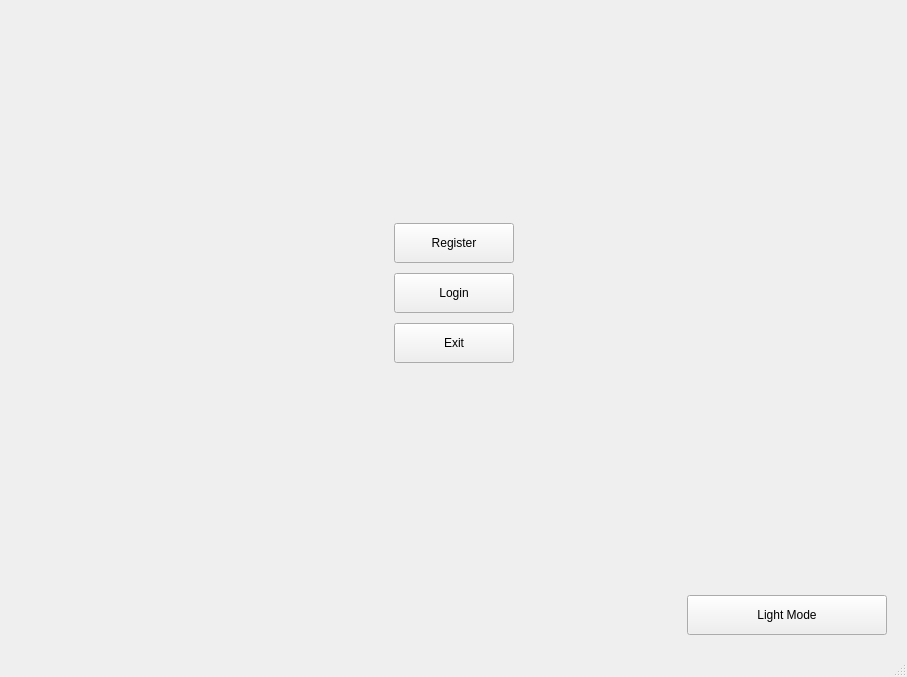
This is mainwindow.ui in LaggyJet/NetworkApp as Qt 5 draws it before an edit. The edited form follows.
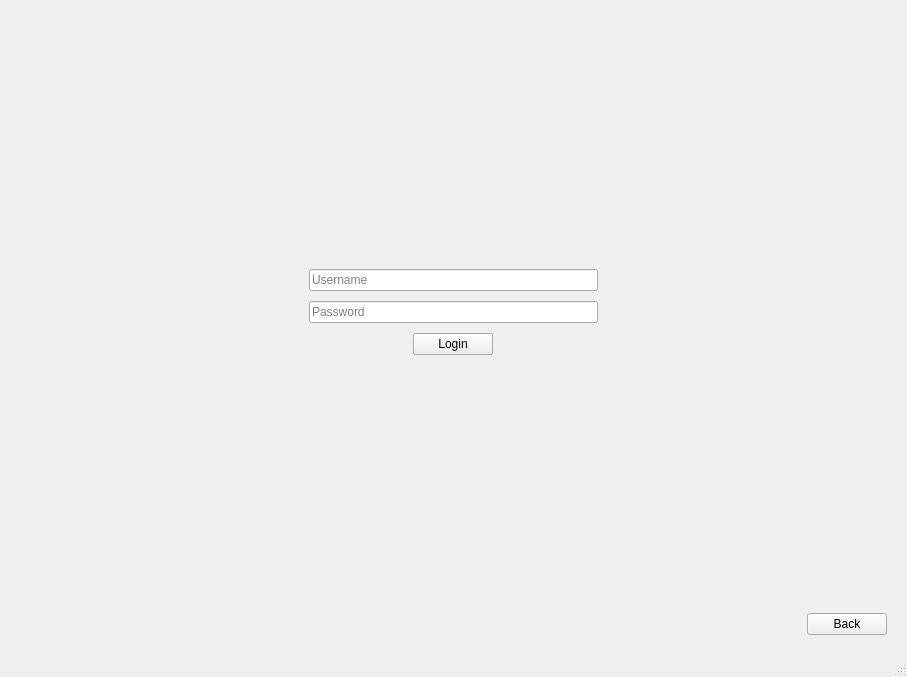
This is the edited form. The open tabs and pages were chosen to show the change.

Patch:
```diff
--- a/mainwindow.ui
+++ b/mainwindow.ui
@@ -38,6 +38,31 @@
                     <verstretch>1</verstretch>
                 </sizepolicy>
             </property>
+   <layout class="QVBoxLayout" name="centralLayout">
+    <property name="spacing">
+     <number>10</number>
+    </property>
+    <property name="margin" stdset="0">
+     <number>10</number>
+    </property>
+    <item>
+     <widget class="QStackedWidget" name="stackedWidget">
+      <property name="sizePolicy">
+       <sizepolicy hsizetype="Expanding" vsizetype="Expanding">
+        <horstretch>1</horstretch>
+        <verstretch>1</verstretch>
+       </sizepolicy>
+      </property>
+      <property name="currentIndex">
+       <number>0</number>
+      </property>
+      <widget class="QWidget" name="mainPage">
+       <property name="sizePolicy">
+        <sizepolicy hsizetype="Expanding" vsizetype="Expanding">
+         <horstretch>1</horstretch>
+         <verstretch>1</verstretch>
+        </sizepolicy>
+       </property>
             <layout class="QVBoxLayout" name="mainLayout">
                 <property name="spacing">
                     <number>10</number>
@@ -64,7 +89,7 @@
                             <number>0</number>
                         </property>
                         <item>
-                            <widget class="QWidget" name="leftSpacer" native="true">
+           <widget class="QWidget" name="mainLeftSpacer" native="true">
                                 <property name="sizePolicy">
                                     <sizepolicy hsizetype="Expanding" vsizetype="Expanding">
                                         <horstretch>1</horstretch>
@@ -74,7 +99,7 @@
                             </widget>
                         </item>
                         <item>
-                            <layout class="QVBoxLayout" name="buttonLayout">
+           <layout class="QVBoxLayout" name="mainButtons">
                                 <property name="spacing">
                                     <number>10</number>
                                 </property>
@@ -82,7 +107,7 @@
                                     <number>0</number>
                                 </property>
                                 <item>
-                                    <widget class="QPushButton" name="registerButton">
+             <widget class="QPushButton" name="mainRegisterButton">
                                         <property name="sizePolicy">
                                             <sizepolicy hsizetype="Expanding" vsizetype="Fixed">
                                                 <horstretch>1</horstretch>
@@ -101,7 +126,7 @@
                                     </widget>
                                 </item>
                                 <item>
-                                    <widget class="QPushButton" name="loginButton">
+             <widget class="QPushButton" name="mainLoginButton">
                                         <property name="sizePolicy">
                                             <sizepolicy hsizetype="Expanding" vsizetype="Fixed">
                                                 <horstretch>1</horstretch>
@@ -163,7 +188,7 @@
                     </widget>
                 </item>
                 <item>
-                    <layout class="QHBoxLayout" name="bottomLayout">
+         <layout class="QHBoxLayout" name="mainBottomLayout">
                         <property name="spacing">
                             <number>10</number>
                         </property>
@@ -203,6 +228,230 @@
                 </item>
             </layout>
         </widget>
+      <widget class="QWidget" name="regLogPage">
+       <property name="sizePolicy">
+        <sizepolicy hsizetype="Expanding" vsizetype="Expanding">
+         <horstretch>1</horstretch>
+         <verstretch>1</verstretch>
+        </sizepolicy>
+       </property>
+       <layout class="QVBoxLayout" name="mainLayout">
+        <property name="spacing">
+         <number>10</number>
+        </property>
+        <property name="margin" stdset="0">
+         <number>10</number>
+        </property>
+        <item>
+         <spacer name="topSpacer">
+          <property name="orientation">
+           <enum>Qt::Orientation::Vertical</enum>
+          </property>
+          <property name="sizeHint" stdset="0">
+           <size>
+            <width>20</width>
+            <height>1</height>
+           </size>
+          </property>
+         </spacer>
+        </item>
+        <item>
+         <layout class="QVBoxLayout" name="centerLayout">
+          <property name="spacing">
+           <number>10</number>
+          </property>
+          <property name="margin" stdset="0">
+           <number>0</number>
+          </property>
+          <item>
+           <spacer name="verticalSpacerBeforeFields">
+            <property name="orientation">
+             <enum>Qt::Orientation::Vertical</enum>
+            </property>
+            <property name="sizeHint" stdset="0">
+             <size>
+              <width>20</width>
+              <height>100</height>
+             </size>
+            </property>
+           </spacer>
+          </item>
+          <item>
+           <layout class="QVBoxLayout" name="fieldsLayout">
+            <property name="spacing">
+             <number>10</number>
+            </property>
+            <property name="margin" stdset="0">
+             <number>0</number>
+            </property>
+            <item>
+             <layout class="QHBoxLayout" name="fieldsContainer">
+              <property name="spacing">
+               <number>10</number>
+              </property>
+              <property name="margin" stdset="0">
+               <number>0</number>
+              </property>
+              <item>
+               <spacer name="horizontalSpacerBeforeFields">
+                <property name="orientation">
+                 <enum>Qt::Orientation::Horizontal</enum>
+                </property>
+                <property name="sizeHint" stdset="0">
+                 <size>
+                  <width>100</width>
+                  <height>20</height>
+                 </size>
+                </property>
+               </spacer>
+              </item>
+              <item>
+               <layout class="QVBoxLayout" name="fieldsWrapper">
+                <property name="spacing">
+                 <number>10</number>
+                </property>
+                <property name="margin" stdset="0">
+                 <number>0</number>
+                </property>
+                <item>
+                 <widget class="QLineEdit" name="username">
+                  <property name="sizePolicy">
+                   <sizepolicy hsizetype="Expanding" vsizetype="Fixed">
+                    <horstretch>0</horstretch>
+                    <verstretch>0</verstretch>
+                   </sizepolicy>
+                  </property>
+                  <property name="placeholderText">
+                   <string>Username</string>
+                  </property>
+                 </widget>
+                </item>
+                <item>
+                 <widget class="QLineEdit" name="password">
+                  <property name="placeholderText">
+                   <string>Password</string>
+                  </property>
+                 </widget>
+                </item>
+               </layout>
+              </item>
+              <item>
+               <spacer name="horizontalSpacerAfterFields">
+                <property name="orientation">
+                 <enum>Qt::Orientation::Horizontal</enum>
+                </property>
+                <property name="sizeHint" stdset="0">
+                 <size>
+                  <width>100</width>
+                  <height>20</height>
+                 </size>
+                </property>
+               </spacer>
+              </item>
+             </layout>
+            </item>
+            <item>
+             <layout class="QGridLayout" name="buttonLayout">
+              <item row="0" column="0">
+               <widget class="QPushButton" name="regPageButton">
+                <property name="sizePolicy">
+                 <sizepolicy hsizetype="Fixed" vsizetype="Fixed">
+                  <horstretch>0</horstretch>
+                  <verstretch>0</verstretch>
+                 </sizepolicy>
+                </property>
+                <property name="text">
+                 <string>Register</string>
+                </property>
+               </widget>
+              </item>
+              <item row="0" column="0">
+               <widget class="QPushButton" name="logPageButton">
+                <property name="sizePolicy">
+                 <sizepolicy hsizetype="Fixed" vsizetype="Fixed">
+                  <horstretch>0</horstretch>
+                  <verstretch>0</verstretch>
+                 </sizepolicy>
+                </property>
+                <property name="text">
+                 <string>Login</string>
+                </property>
+               </widget>
+              </item>
+             </layout>
+            </item>
+           </layout>
+          </item>
+          <item>
+           <spacer name="verticalSpacerAfterButtons">
+            <property name="orientation">
+             <enum>Qt::Orientation::Vertical</enum>
+            </property>
+            <property name="sizeHint" stdset="0">
+             <size>
+              <width>20</width>
+              <height>100</height>
+             </size>
+            </property>
+           </spacer>
+          </item>
+         </layout>
+        </item>
+        <item>
+         <spacer name="bottomSpacer">
+          <property name="orientation">
+           <enum>Qt::Orientation::Vertical</enum>
+          </property>
+          <property name="sizeHint" stdset="0">
+           <size>
+            <width>20</width>
+            <height>1</height>
+           </size>
+          </property>
+         </spacer>
+        </item>
+        <item>
+         <layout class="QHBoxLayout" name="bottomLayout">
+          <property name="spacing">
+           <number>0</number>
+          </property>
+          <property name="margin" stdset="0">
+           <number>0</number>
+          </property>
+          <item>
+           <spacer name="leftSpacer">
+            <property name="orientation">
+             <enum>Qt::Orientation::Horizontal</enum>
+            </property>
+            <property name="sizeHint" stdset="0">
+             <size>
+              <width>1</width>
+              <height>1</height>
+             </size>
+            </property>
+           </spacer>
+          </item>
+          <item>
+           <widget class="QPushButton" name="backButton">
+            <property name="sizePolicy">
+             <sizepolicy hsizetype="Fixed" vsizetype="Fixed">
+              <horstretch>0</horstretch>
+              <verstretch>0</verstretch>
+             </sizepolicy>
+            </property>
+            <property name="text">
+             <string>Back</string>
+            </property>
+           </widget>
+          </item>
+         </layout>
+        </item>
+       </layout>
+      </widget>
+     </widget>
+    </item>
+   </layout>
+  </widget>
         <widget class="QMenuBar" name="menubar">
             <property name="geometry">
                 <rect>
```
Left out of the diff: 6 changed lines with no effect on the pictures. Lines whose indentation alone changed are shown as unchanged.
